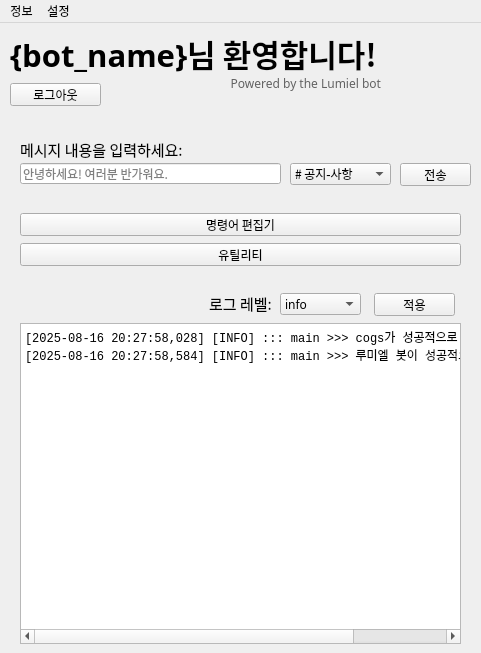
First picture: the form in uis/mainWindow.ui, repository pandamgay/gui_discord_bot, before the edit.
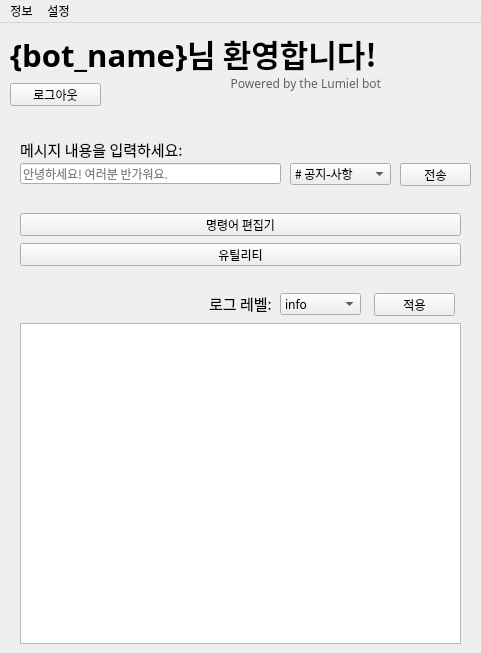
Second picture: the form after the edit.

```diff
--- a/uis/mainWindow.ui
+++ b/uis/mainWindow.ui
@@ -228,8 +228,7 @@
 &lt;html&gt;&lt;head&gt;&lt;meta name=&quot;qrichtext&quot; content=&quot;1&quot; /&gt;&lt;style type=&quot;text/css&quot;&gt;
 p, li { white-space: pre-wrap; }
 &lt;/style&gt;&lt;/head&gt;&lt;body style=&quot; font-family:'Courier New','맑은 고딕'; font-size:9pt; font-weight:400; font-style:normal;&quot;&gt;
-&lt;p style=&quot; margin-top:0px; margin-bottom:0px; margin-left:0px; margin-right:0px; -qt-block-indent:0; text-indent:0px;&quot;&gt;&lt;span style=&quot; font-family:'Courier New';&quot;&gt;[2025-08-16 20:27:58,028] [INFO] ::: main &amp;gt;&amp;gt;&amp;gt; cogs가 성공적으로 로드되었습니다.&lt;/span&gt;&lt;/p&gt;
-&lt;p style=&quot; margin-top:0px; margin-bottom:0px; margin-left:0px; margin-right:0px; -qt-block-indent:0; text-indent:0px;&quot;&gt;&lt;span style=&quot; font-family:'Courier New';&quot;&gt;[2025-08-16 20:27:58,584] [INFO] ::: main &amp;gt;&amp;gt;&amp;gt; 루미엘 봇이 성공적으로 초기화되었습니다.&lt;/span&gt;&lt;/p&gt;&lt;/body&gt;&lt;/html&gt;</string>
+&lt;p style=&quot;-qt-paragraph-type:empty; margin-top:0px; margin-bottom:0px; margin-left:0px; margin-right:0px; -qt-block-indent:0; text-indent:0px;&quot;&gt;&lt;br /&gt;&lt;/p&gt;&lt;/body&gt;&lt;/html&gt;</string>
     </property>
    </widget>
    <widget class="QComboBox" name="logLevelSelectComboBox">
```
